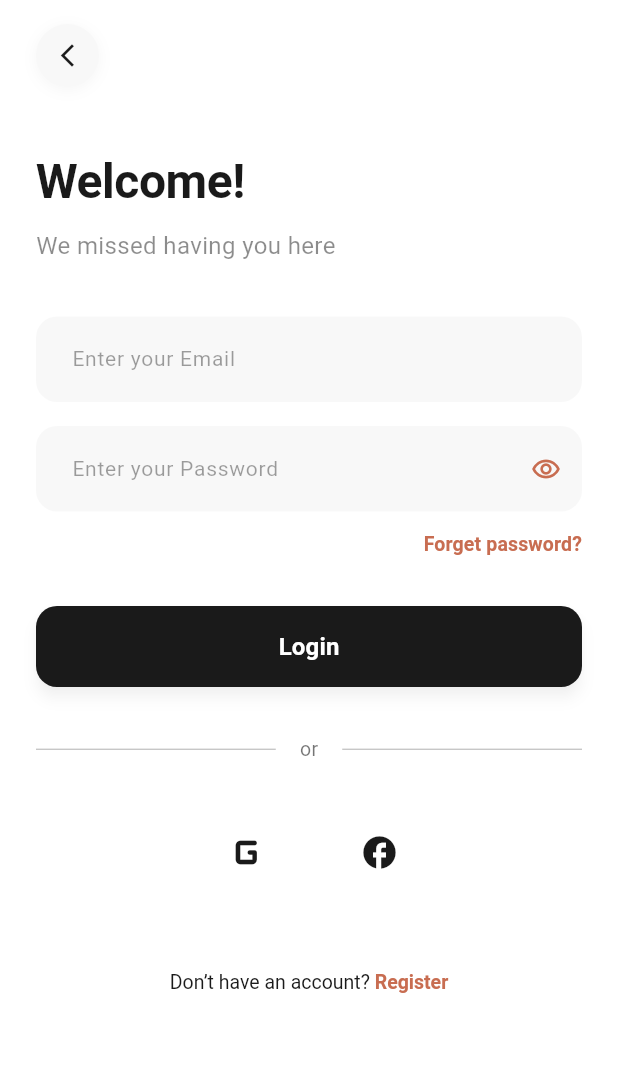
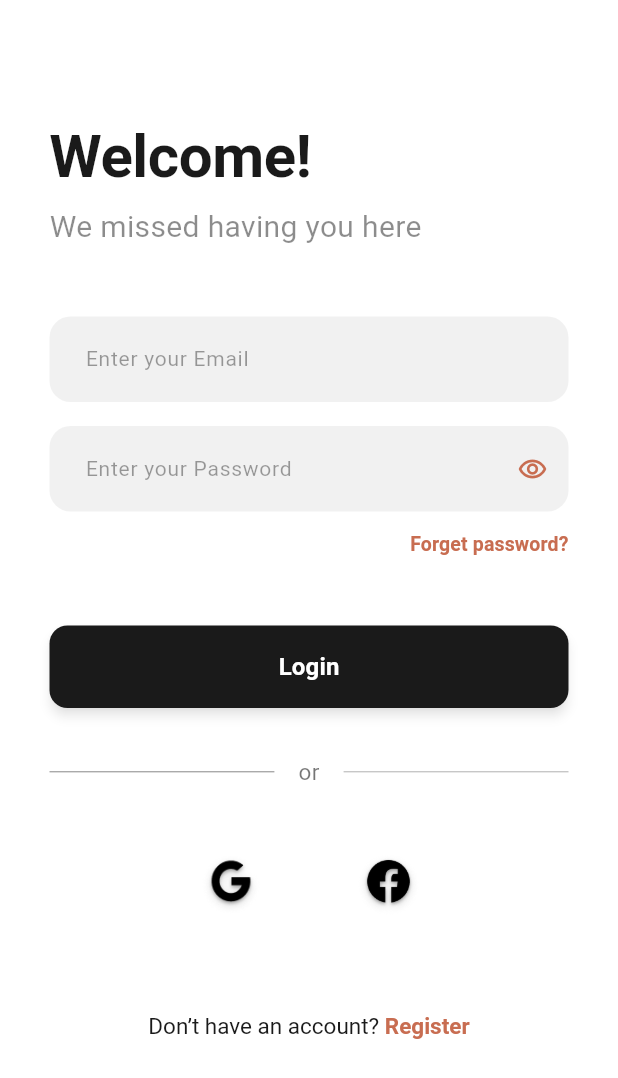
Before and after one commit to alaaMamd0uh/garrab-app, a Flutter app: the screen it shows after launch, on a phone screen of 412 x 824 dp. Shown: the top 1078 px of the screen. Run offline on Flutter 3.47's test engine with Material 3 defaults, Android fonts, the phone set to English and light mode, and no system bars; our stand-ins replace cloud_firestore, firebase_core, flutter_svg, shared_preferences; accounts and stored records are empty; Roboto replaces fonts that are missing (Plus Jakarta Sans).

Commit message:
edit login screen

```diff
--- a/lib/features/login/view/login_test.dart
+++ b/lib/features/login/view/login_test.dart
@@ -1,6 +1,8 @@
+import 'package:flutter/gestures.dart' show TapGestureRecognizer;
 import 'package:flutter/material.dart';
 import 'package:garrib_app/core/util/colors.dart';
 import 'package:garrib_app/core/util/style.dart';
+import 'package:garrib_app/core/widgets/custom_button.dart';
 
 class LoginScreen extends StatefulWidget {
   const LoginScreen({super.key});
@@ -25,7 +27,7 @@ class _LoginScreenState extends State<LoginScreen> {
 
   void _submitLogin() {
     if (_formKey.currentState!.validate()) {
-      // 💡 الانتقال للشاشة الرئيسية عند نجاح الـ Validation
+
       ScaffoldMessenger.of(context).showSnackBar(
         const SnackBar(content: Text('Logging in...')),
       );
@@ -38,7 +40,7 @@ class _LoginScreenState extends State<LoginScreen> {
       backgroundColor: AppColors.white,
       body: SafeArea(
         child: SingleChildScrollView(
-          padding: const EdgeInsets.symmetric(horizontal: 24.0),
+          padding: const EdgeInsets.symmetric(horizontal: 33),
           child: Form(
             key: _formKey,
             child: Column(
@@ -46,53 +48,52 @@ class _LoginScreenState extends State<LoginScreen> {
               children: [
                 const SizedBox(height: 16),
 
-                // 1. زر العودة (Back Button)
-                InkWell(
-                  onTap: () => Navigator.maybePop(context),
-                  borderRadius: BorderRadius.circular(30),
-                  child: Container(
-                    padding: const EdgeInsets.all(12),
-                    decoration: BoxDecoration(
-                      color: const Color(0xF8F8F8F8),
-                      shape: BoxShape.circle,
-                      boxShadow: [
-                        BoxShadow(
-                          color: Colors.black.withOpacity(0.04),
-                          blurRadius: 8,
-                          offset: const Offset(0, 2),
-                        ),
-                      ],
-                    ),
-                    child: const Icon(
-                      Icons.arrow_back_ios_new,
-                      size: 18,
-                      color: AppColors.black,
-                    ),
-                  ),
-                ),
+                // InkWell(
+                //   onTap: () => Navigator.maybePop(context),
+                //   borderRadius: BorderRadius.circular(30),
+                //   child: Container(
+                //     padding: const EdgeInsets.all(12),
+                //     decoration: BoxDecoration(
+                //       color: const Color.fromARGB(248, 242, 242, 242),
+                //       shape: BoxShape.circle,
+                //       boxShadow: [
+                //         BoxShadow(
+                //           color: Colors.black.withOpacity(0.04),
+                //           blurRadius: 1,
+                //           offset: const Offset(0, 2),
+                //         ),
+                //       ],
+                //     ),
+                //     child: const Icon(
+                //       Icons.arrow_back_ios_new,
+                //       size: 18,
+                //       color: AppColors.black,
+                //     ),
+                //   ),
+                // ),
 
-                const SizedBox(height: 40),
+                const SizedBox(height: 60),
 
                 Text(
                   'Welcome!',
                   style: AppStyles.heading1.copyWith(
-                    fontSize: 32,
+                    fontSize: 40,
                     fontWeight: FontWeight.bold,
                     color: AppColors.black,
                   ),
                 ),
-                const SizedBox(height: 8),
+                const SizedBox(height: 4),
                 Text(
                   'We missed having you here',
                   style: AppStyles.bodySmall.copyWith(
-                    fontSize: 16,
+                    fontSize: 20,
                     color: Colors.black45,
                   ),
                 ),
 
-                const SizedBox(height: 36),
+                const SizedBox(height: 45),
 
-                // 3. حقل البريد الإلكتروني (Email Field)
+
                 TextFormField(
                   controller: _emailController,
                   keyboardType: TextInputType.emailAddress,
@@ -113,7 +114,7 @@ class _LoginScreenState extends State<LoginScreen> {
 
                 const SizedBox(height: 16),
 
-                // 4. حقل كلمة السر (Password Field)
+
                 TextFormField(
                   controller: _passwordController,
                   obscureText: _isPasswordObscured,
@@ -148,7 +149,7 @@ class _LoginScreenState extends State<LoginScreen> {
 
                 const SizedBox(height: 12),
 
-                // 5. نسيت كلمة السر (Forget Password)
+
                 Align(
                   alignment: Alignment.centerRight,
                   child: TextButton(
@@ -169,46 +170,52 @@ class _LoginScreenState extends State<LoginScreen> {
                   ),
                 ),
 
-                const SizedBox(height: 32),
+                const SizedBox(height: 45),
 
-                // 6. زر تسجيل الدخول (Login Button)
+
                 SizedBox(
+                  // width: double.infinity,
+                  // height: 54,
+                  // child: ElevatedButton(
+                  //   onPressed: _submitLogin,
+                  //   style: ElevatedButton.styleFrom(
+                  //     backgroundColor: AppColors.black,
+                  //     elevation: 4,
+                  //     shadowColor: Colors.black26,
+                  //     shape: RoundedRectangleBorder(
+                  //       borderRadius: BorderRadius.circular(14),
+                  //     ),
+                  //   ),
+                  //   child: Text(
+                  //     'Login',
+                  //     style: AppStyles.bodySmall.copyWith(
+                  //       color: Colors.white,
+                  //       fontSize: 16,
+                  //       fontWeight: FontWeight.bold,
+                  //     ),
+                  //   ),
+                  // ),
+                  child: CustomButton(
+                    text: 'Login',
+
                     width: double.infinity,
-                  height: 54,
-                  child: ElevatedButton(
                       onPressed: _submitLogin,
-                    style: ElevatedButton.styleFrom(
-                      backgroundColor: AppColors.black,
-                      elevation: 4,
-                      shadowColor: Colors.black26,
-                      shape: RoundedRectangleBorder(
-                        borderRadius: BorderRadius.circular(14),
-                      ),
-                    ),
-                    child: Text(
-                      'Login',
-                      style: AppStyles.bodySmall.copyWith(
-                        color: Colors.white,
-                        fontSize: 16,
-                        fontWeight: FontWeight.bold,
-                      ),
-                    ),
                   ),
                 ),
 
                 const SizedBox(height: 32),
 
-                // 7. فاصل "or" (Divider)
+
                 Row(
                   children: [
-                    const Expanded(child: Divider(color: Colors.black26, thickness: 0.8)),
+                        const Expanded(child: Divider(color: Color.fromARGB(99, 0, 0, 0), thickness: 0.8)),
                     Padding(
                       padding: const EdgeInsets.symmetric(horizontal: 16.0),
                       child: Text(
                         'or',
                         style: AppStyles.bodySmall.copyWith(
                           color: Colors.black54,
-                          fontSize: 13,
+                          fontSize: 15,
                         ),
                       ),
                     ),
@@ -218,19 +225,19 @@ class _LoginScreenState extends State<LoginScreen> {
 
                 const SizedBox(height: 28),
 
-                // 8. أزرار التواصل الاجتماعي (Social Buttons)
+
                 Row(
                   mainAxisAlignment: MainAxisAlignment.center,
                   children: [
                     _buildSocialButton(
-                      icon: Icons.g_mobiledata_rounded,
-                      size: 38,
+                      image: 'assets/images/google_icon.png',
+                      size: 50,
                       onTap: () {},
                     ),
                     const SizedBox(width: 32),
                     _buildSocialButton(
-                      icon: Icons.facebook,
-                      size: 26,
+                      image: 'assets/images/facebook_icon.png',
+                      size: 48,
                       onTap: () {},
                     ),
                   ],
@@ -238,28 +245,29 @@ class _LoginScreenState extends State<LoginScreen> {
 
                 const SizedBox(height: 48),
 
-                // 9. إنشاء حساب جديد (Register Link)
+
               Center(
-                  child: GestureDetector(
-                    onTap: () {},
   child: RichText(
     text: TextSpan(
       text: "Don’t have an account? ",
       style: AppStyles.bodySmall.copyWith(
         color: AppColors.black,
-                          fontSize: 13,
+        fontSize: 15,
       ),
       children: [
         TextSpan(
           text: 'Register',
           style: AppStyles.bodySmall.copyWith(
             color: AppColors.terracotta,
-                              fontSize: 13,
+            fontSize: 15,
             fontWeight: FontWeight.bold,
           ),
+          recognizer: TapGestureRecognizer()
+            ..onTap = () {
+              Navigator.pushNamed(context, '/register');
+            },
         ),
       ],
-                      ),
     ),
   ),
 ),
@@ -272,7 +280,6 @@ class _LoginScreenState extends State<LoginScreen> {
     );
   }
 
-  // --- Helper للتحكم بتصميم حقول الإدخال النظيفة ---
   InputDecoration _buildInputDecoration({
     required String hintText,
     Widget? suffixIcon,
@@ -284,7 +291,7 @@ class _LoginScreenState extends State<LoginScreen> {
         fontSize: 14,
       ),
       filled: true,
-      fillColor: const Color(0xF8F8F8F8),
+      fillColor: const Color.fromARGB(248, 241, 241, 241),
       suffixIcon: suffixIcon,
       contentPadding: const EdgeInsets.symmetric(horizontal: 20, vertical: 18),
       border: OutlineInputBorder(
@@ -310,9 +317,9 @@ class _LoginScreenState extends State<LoginScreen> {
     );
   }
 
-  // --- Helper لأزرار السوشيال ميديا ---
+
   Widget _buildSocialButton({
-    required IconData icon,
+    required String image,
     required double size,
     required VoidCallback onTap,
   }) {
@@ -325,10 +332,10 @@ class _LoginScreenState extends State<LoginScreen> {
           color: Colors.transparent,
           shape: BoxShape.circle,
         ),
-        child: Icon(
-          icon,
-          size: size,
-          color: AppColors.black,
+        child: Image.asset(
+          image,
+          width: size,
+          height: size,
         ),
       ),
     );
```
Also changed, not shown: assets/images/facebook_icon.png (added), assets/images/google_icon.png (added). Lines whose indentation alone changed are shown as unchanged.
